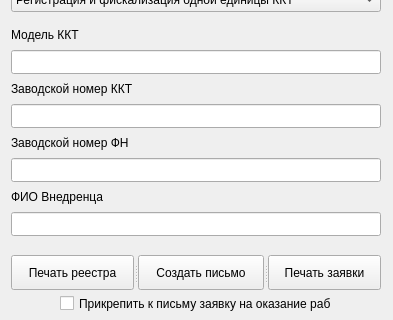
Old version of the form gui/interFace.ui in the repository acecrosser/utilitca; both pictures show x 0 to 393 and y 305 to 625 of the 393 by 625 pixel window.
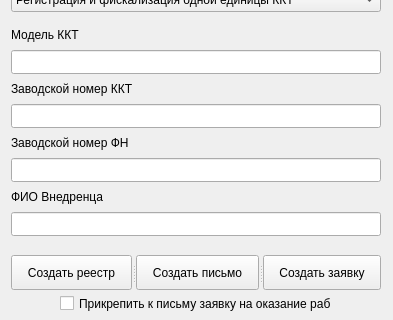
New version of the form. Icons and pictures are not drawn.

Commit message: change button name

```diff
--- a/gui/interFace.ui
+++ b/gui/interFace.ui
@@ -364,7 +364,7 @@
     </property>
     <widget class="QPushButton" name="printReestr">
      <property name="text">
-      <string>Печать реестра</string>
+      <string>Создать реестр</string>
      </property>
     </widget>
     <widget class="QPushButton" name="makeEmail">
@@ -374,7 +374,7 @@
     </widget>
     <widget class="QPushButton" name="printRequest">
      <property name="text">
-      <string>Печать заявки</string>
+      <string>Создать заявку</string>
      </property>
     </widget>
    </widget>
```
The commit also changes 1 other file.
